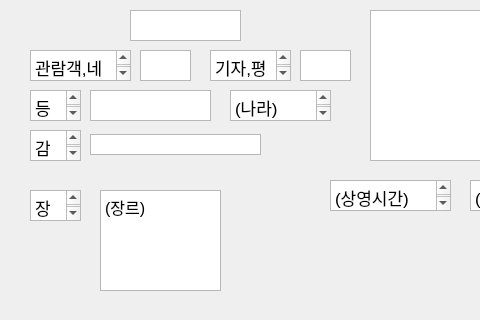
First picture: the form in database_src/v1/window/movie_info.ui, repository DDongYul/Database-FinalProject, before the edit; both pictures show x 0 to 480 and y 0 to 320 of the 644 by 586 pixel window.
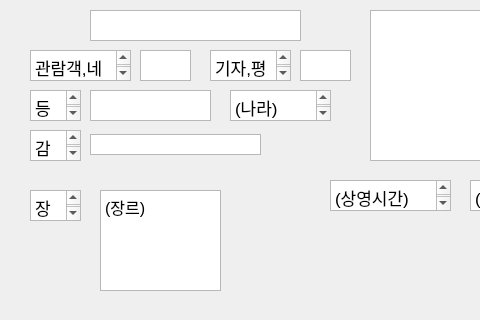
Second picture: the form after the edit.

Commit message: 감독화면 버그 수정

What changed in the file:
```diff
--- a/database_src/v1/window/movie_info.ui
+++ b/database_src/v1/window/movie_info.ui
@@ -16,9 +16,9 @@
   <widget class="QTextEdit" name="textEdit_title">
    <property name="geometry">
     <rect>
-     <x>130</x>
+     <x>90</x>
      <y>10</y>
-     <width>111</width>
+     <width>211</width>
      <height>31</height>
     </rect>
    </property>
```
The commit also changes 2 other files.
